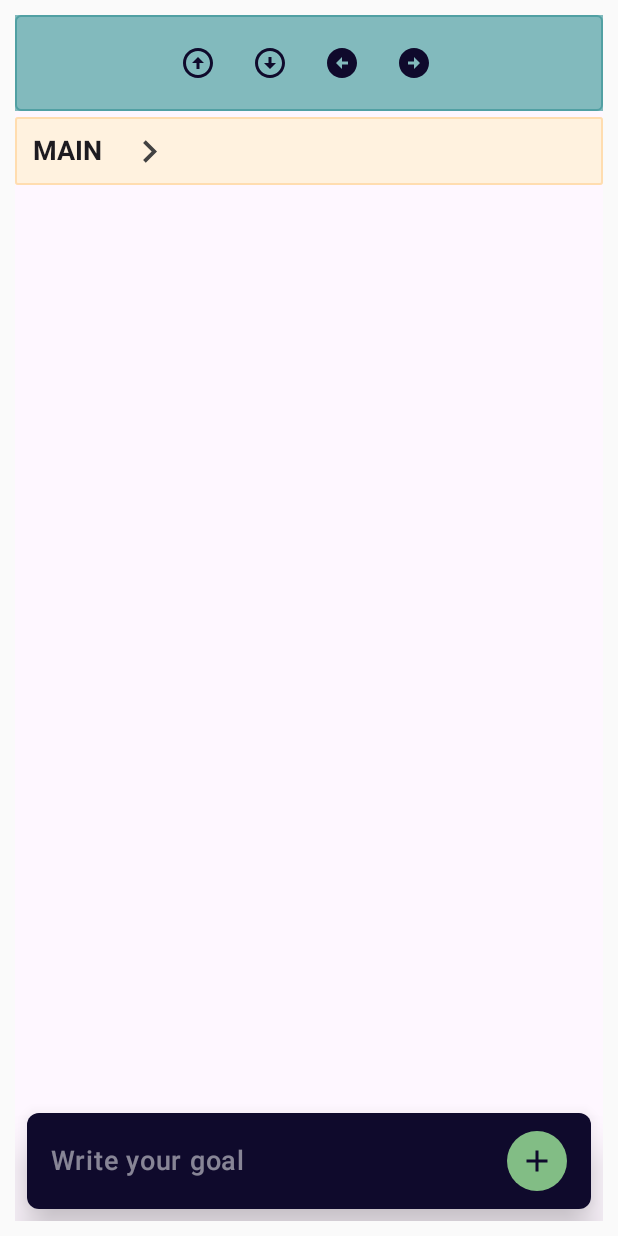
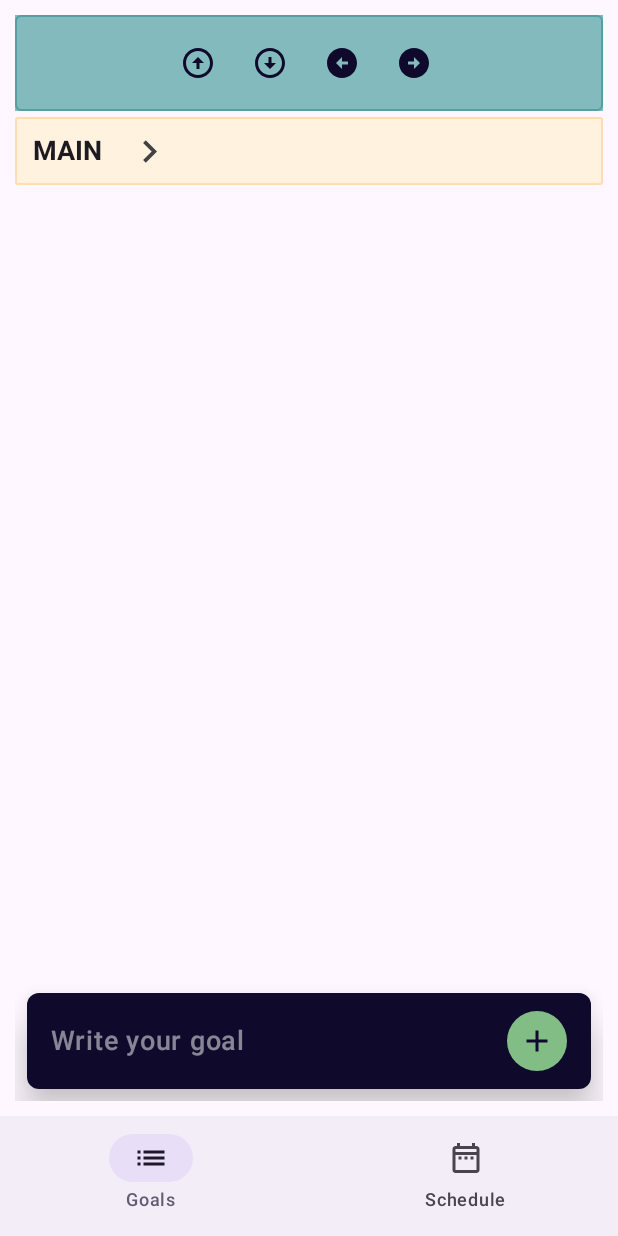
Before and after one commit to richardmthompson/VoxPlanApp, an Android app built with Jetpack Compose: the screen it shows after launch (MainActivity), on a phone screen of 412 x 824 dp. Run offline under Robolectric (Android 15) with nearby library versions, the light colour scheme and no system bars; our stand-ins replace Room's generated code.

Commit message:
VP 2.1 - now with schedule screen, bot nav bar, sample event

```diff
--- a/app/src/main/java/com/voxplanapp/AppViewModelProvider.kt
+++ b/app/src/main/java/com/voxplanapp/AppViewModelProvider.kt
@@ -6,6 +6,7 @@ import androidx.lifecycle.createSavedStateHandle
 import androidx.lifecycle.viewmodel.CreationExtras
 import androidx.lifecycle.viewmodel.initializer
 import androidx.lifecycle.viewmodel.viewModelFactory
+import com.voxplanapp.navigation.NavigationViewModel
 import com.voxplanapp.shared.SharedViewModel
 import com.voxplanapp.ui.main.MainViewModel
 import com.voxplanapp.ui.goals.GoalEditViewModel
@@ -37,6 +38,10 @@ object AppViewModelProvider {
                 voxPlanApplication().container.todoRepository
             )
         }
+
+        initializer {
+            NavigationViewModel()
+        }
     }
 }
 
--- /dev/null
+++ b/app/src/main/java/com/voxplanapp/navigation/NavigationViewModel.kt
@@ -0,0 +1,15 @@
+package com.voxplanapp.navigation
+
+import androidx.lifecycle.ViewModel
+import kotlinx.coroutines.flow.MutableStateFlow
+import kotlinx.coroutines.flow.StateFlow
+import kotlinx.coroutines.flow.asStateFlow
+
+class NavigationViewModel : ViewModel() {
+    private val _selectedItemIndex = MutableStateFlow(0)
+    val selectedItemIndex: StateFlow<Int> = _selectedItemIndex.asStateFlow()
+
+    fun setSelectedItemIndex(index: Int) {
+        _selectedItemIndex.value = index
+    }
+}
--- a/app/src/main/java/com/voxplanapp/navigation/VoxPlanApp.kt
+++ b/app/src/main/java/com/voxplanapp/navigation/VoxPlanApp.kt
@@ -1,50 +1,61 @@
 package com.voxplanapp.navigation
 
-import android.content.Context
-import androidx.compose.foundation.background
 import androidx.compose.foundation.border
-import androidx.compose.foundation.layout.Box
 import androidx.compose.foundation.layout.RowScope
 import androidx.compose.foundation.layout.WindowInsets
-import androidx.compose.foundation.layout.fillMaxWidth
-import androidx.compose.foundation.layout.height
 import androidx.compose.foundation.layout.padding
 import androidx.compose.foundation.shape.RoundedCornerShape
 import androidx.compose.material.icons.Icons
-import androidx.compose.material.icons.filled.ArrowBack
 import androidx.compose.material.icons.filled.ArrowBackIosNew
+import androidx.compose.material.icons.filled.DateRange
+import androidx.compose.material.icons.filled.List
+import androidx.compose.material.icons.outlined.DateRange
+import androidx.compose.material.icons.outlined.List
 import androidx.compose.material3.CenterAlignedTopAppBar
 import androidx.compose.material3.ExperimentalMaterial3Api
 import androidx.compose.material3.Icon
 import androidx.compose.material3.IconButton
+import androidx.compose.material3.NavigationBar
+import androidx.compose.material3.NavigationBarItem
+import androidx.compose.material3.Scaffold
 import androidx.compose.material3.Text
 import androidx.compose.material3.TopAppBarDefaults
 import androidx.compose.material3.TopAppBarScrollBehavior
 import androidx.compose.runtime.Composable
+import androidx.compose.runtime.collectAsState
+import androidx.compose.runtime.mutableStateOf
+import androidx.compose.runtime.getValue
+import androidx.compose.runtime.mutableIntStateOf
+import androidx.compose.runtime.setValue
+import androidx.compose.runtime.saveable.rememberSaveable
 import androidx.compose.ui.Modifier
-import androidx.compose.ui.draw.clip
-import androidx.compose.ui.graphics.Color
+import androidx.compose.ui.graphics.vector.ImageVector
 import androidx.compose.ui.text.font.FontWeight
-import androidx.compose.ui.text.font.FontWeight.Companion.Bold
 import androidx.compose.ui.unit.dp
+import androidx.lifecycle.viewmodel.compose.viewModel
+import androidx.navigation.NavHost
 import androidx.navigation.NavHostController
-import androidx.navigation.compose.NavHost
-import androidx.navigation.compose.composable
 import androidx.navigation.compose.rememberNavController
-import com.voxplanapp.data.AppDataContainer
-import com.voxplanapp.ui.constants.MediumDp
-import com.voxplanapp.ui.constants.SmallDp
+import com.voxplanapp.AppViewModelProvider
 import com.voxplanapp.ui.constants.TertiaryBorderColor
 import com.voxplanapp.ui.constants.TopAppBarBgColor
-import com.voxplanapp.ui.main.MainScreen
 
 /**
  *  VoxPlanApp overall nav controller function.  Central navigation control for screen switching.
  */
 
 @Composable
-fun VoxPlanApp(navController: NavHostController = rememberNavController()) {
-    VoxPlanNavHost(navController = navController)
+fun VoxPlanApp(
+    navController: NavHostController = rememberNavController(),
+    navigationViewModel: NavigationViewModel = viewModel(factory = AppViewModelProvider.Factory)
+) {
+
+    Scaffold(
+        bottomBar = { BottomNavigationBar(navController, navigationViewModel) }
+    ) { innerPadding ->
+        VoxPlanNavHost(navController = navController, innerPadding = innerPadding)
+    }
+
 }
 
 /**
@@ -84,3 +95,55 @@ fun VoxPlanTopAppBar(
         windowInsets = WindowInsets(0, 0, 0, 0),
     )
 }
+
+private val items = listOf(
+    BottomNavigationItem(
+        title = "Goals",
+        selectedIcon = Icons.Filled.List,
+        unselectedIcon = Icons.Outlined.List,
+        route = VoxPlanScreen.Main
+    ),
+    BottomNavigationItem(
+        title = "Schedule",
+        selectedIcon = Icons.Filled.DateRange,
+        unselectedIcon = Icons.Outlined.DateRange,
+        route = VoxPlanScreen.DaySchedule
+    )
+)
+
+@Composable
+fun BottomNavigationBar(
+    navController: NavHostController,
+    viewModel: NavigationViewModel
+) {
+
+    val selectedItemIndex by viewModel.selectedItemIndex.collectAsState()
+
+    NavigationBar {
+        items.forEachIndexed { index, item ->
+            NavigationBarItem(
+                selected = selectedItemIndex == index,
+                onClick = {
+                    viewModel.setSelectedItemIndex(index)
+                    navController.navigate(item.route.route)
+                },
+                icon = {
+                    Icon(
+                        imageVector =
+                        if (index == selectedItemIndex) item.selectedIcon
+                        else item.unselectedIcon,
+                        contentDescription = item.title
+                    )
+                },
+                label = { Text(item.title) }
+            )
+        }
+    }
+}
+
+data class BottomNavigationItem(
+    val title: String,
+    val selectedIcon: ImageVector,
+    val unselectedIcon: ImageVector,
+    val route: VoxPlanScreen
+)
--- a/app/src/main/java/com/voxplanapp/navigation/VoxPlanNavHost.kt
+++ b/app/src/main/java/com/voxplanapp/navigation/VoxPlanNavHost.kt
@@ -1,5 +1,6 @@
 package com.voxplanapp.navigation
 
+import androidx.compose.foundation.layout.PaddingValues
 import androidx.compose.foundation.layout.padding
 import androidx.compose.runtime.Composable
 import androidx.compose.ui.Modifier
@@ -9,49 +10,58 @@ import androidx.navigation.NavType
 import androidx.navigation.compose.NavHost
 import androidx.navigation.compose.composable
 import androidx.navigation.navArgument
-import com.voxplanapp.ui.goals.GoalEditDestination
+import com.voxplanapp.ui.calendar.DaySchedule
 import com.voxplanapp.ui.goals.GoalEditScreen
 import com.voxplanapp.ui.main.MainScreen
+import java.time.LocalDate
 
 @Composable
 fun VoxPlanNavHost(
     navController: NavHostController,
+    innerPadding: PaddingValues,
     modifier: Modifier = Modifier
 ) {
     // define the routes to different screens on the app
     NavHost(
         navController = navController,
-        VoxPlanScreen.Main.name,
+        startDestination = VoxPlanScreen.Main.route,
         modifier = Modifier.padding(10.dp)
     ) {
 
         // this is the main goal listing screen
-        composable(route = VoxPlanScreen.Main.name) {
+        composable(route = VoxPlanScreen.Main.route) {
             MainScreen(
                 navigateToGoalEdit = {
                     // creates a route string e.g. GoalEditDestination.route/123
                     // for editing specific Goal selected by clicking an item in todoList on MainScreen
-                    navController.navigate("${GoalEditDestination.route}/${it}")
-                }
+                    navController.navigate("${VoxPlanScreen.GoalEdit.route}/${it}")
+                },
+                modifier = modifier.padding(innerPadding)
             )
         }
 
-        // if goal selected on main screen has children, we should open this screen:
         composable(
-            route = GoalEditDestination.routeWithArgs,
+            route = VoxPlanScreen.GoalEdit.routeWithArgs,
             arguments = listOf(
-                navArgument(GoalEditDestination.goalIdArg) {
+                navArgument(VoxPlanScreen.GoalEdit.goalIdArg) {
                     type = NavType.IntType
                 })
         ) {
             GoalEditScreen(
-                //navigateToGoalEdit = { navController.navigate("${GoalEditDestination.route}/$it") },
                 onNavigateUp = { navController.navigateUp() },
+                modifier = modifier.padding(innerPadding)
             )
         }
 
-        // if goal selected on main screen doesn't have children, we should open this screen:
-        composable(route = VoxPlanScreen.LeafEdit.name) {
+        composable(
+            route = VoxPlanScreen.DaySchedule.route
+        ) {
+            val date = LocalDate.of(2024, 8,1)
+            DaySchedule(
+                date = date,
+                modifier = modifier.padding(innerPadding)
+            )
         }
+
     }
 }
--- a/app/src/main/java/com/voxplanapp/navigation/VoxPlanScreen.kt
+++ b/app/src/main/java/com/voxplanapp/navigation/VoxPlanScreen.kt
@@ -1,7 +1,20 @@
 package com.voxplanapp.navigation
 
-enum class VoxPlanScreen() {
-    Main,
-    GoalEdit,
-    LeafEdit
+import androidx.navigation.NavType
+import androidx.navigation.navArgument
+
+sealed class VoxPlanScreen(val route: String) {
+    object Main: VoxPlanScreen("main")
+
+    object GoalEdit : VoxPlanScreen("goal_edit") {
+        // todo: ensure we can still access titleRes on screen
+        val titleRes = "Edit Goal"
+
+        const val goalIdArg = "goalId"
+        val routeWithArgs = "$route/{$goalIdArg}"
+    }
+
+    object DaySchedule : VoxPlanScreen("day_schedule")
+
+
 }
--- a/app/src/main/java/com/voxplanapp/ui/constants/Colors.kt
+++ b/app/src/main/java/com/voxplanapp/ui/constants/Colors.kt
@@ -11,6 +11,8 @@ val SecondaryDarkColor = Color(0xFFB2DFDB)
 val TertiaryColor = Color(0xFF82babd)
 val TertiaryBorderColor = Color(0xFF51a0a3)
 val ActivatedColor = Color(0xFFB21720)
+
+val EventBoxColor = Color(0xFF41c300)
 
 //val ToolbarColor = Color(0xFFE0E0E0)
 val ToolbarColor = Color(0xFFfff2df)
--- a/app/src/main/java/com/voxplanapp/ui/goals/GoalEditScreen.kt
+++ b/app/src/main/java/com/voxplanapp/ui/goals/GoalEditScreen.kt
@@ -51,14 +51,6 @@ import com.voxplanapp.ui.constants.PrimaryDarkColor
 import com.voxplanapp.ui.constants.PrimaryLightColor
 import kotlinx.coroutines.launch
 import kotlinx.coroutines.runBlocking
-
-// creates a navigation pathway to feed the goal item into the GoalEditScreen from the Main Screen
-object GoalEditDestination {
-    val route = "goal_edit"
-    val titleRes = "Edit Goal"
-    const val goalIdArg = "goalId"
-    val routeWithArgs = "$route/{$goalIdArg}"
-}
 
 @OptIn(ExperimentalMaterial3Api::class)
 @Composable
--- a/app/src/main/java/com/voxplanapp/ui/goals/GoalEditViewModel.kt
+++ b/app/src/main/java/com/voxplanapp/ui/goals/GoalEditViewModel.kt
@@ -15,6 +15,7 @@ import kotlinx.coroutines.flow.filterNotNull
 import kotlinx.coroutines.flow.map
 import kotlinx.coroutines.flow.stateIn
 import androidx.compose.runtime.setValue
+import com.voxplanapp.navigation.VoxPlanScreen
 import kotlinx.coroutines.flow.first
 import kotlinx.coroutines.launch
 
@@ -29,7 +30,7 @@ class GoalEditViewModel(
 ): ViewModel() {
 
     // retrieves goalId from the saved state handle, if the process has re-started
-    private val goalId: Int = checkNotNull(savedStateHandle[GoalEditDestination.goalIdArg])
+    private val goalId: Int = checkNotNull(savedStateHandle[VoxPlanScreen.GoalEdit.goalIdArg])
 
     var goalUiState by mutableStateOf(GoalDetailsUiState())
         private set
--- a/app/src/main/java/com/voxplanapp/ui/main/MainScreen.kt
+++ b/app/src/main/java/com/voxplanapp/ui/main/MainScreen.kt
@@ -37,6 +37,7 @@ import com.voxplanapp.AppViewModelProvider
 import com.voxplanapp.R
 import com.voxplanapp.data.GoalWithSubGoals
 import com.voxplanapp.model.ActionMode
+import com.voxplanapp.navigation.BottomNavigationBar
 import com.voxplanapp.navigation.VoxPlanTopAppBar
 import com.voxplanapp.shared.SharedViewModel
 import com.voxplanapp.ui.constants.ActivatedColor
@@ -82,9 +83,9 @@ fun MainScreen(
             }
         },
         bottomBar = {
-            TodoInputBar(
-                onAddButtonClick = mainViewModel::addTodo
-            )
+            Column {
+                TodoInputBar(onAddButtonClick = mainViewModel::addTodo)
+            }
         }
     ) {
         Column(
```
Also changed, not shown: app/src/main/java/com/voxplanapp/data/Event.kt (added, +13 -0 lines), app/src/main/java/com/voxplanapp/ui/calendar/DaySchedule.kt (added, +193 -0 lines).
